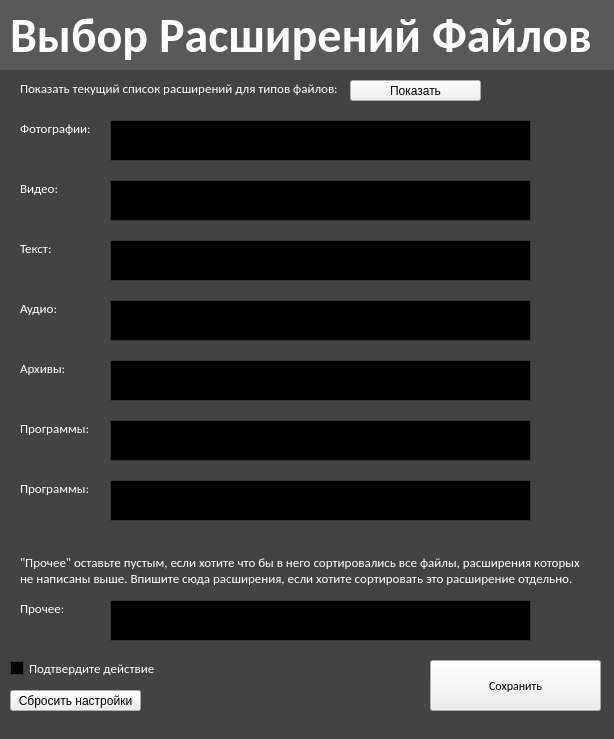
Before: the Qt Designer form FileType.ui in FLAMERKAx/dcRepo, drawn with Qt 5.
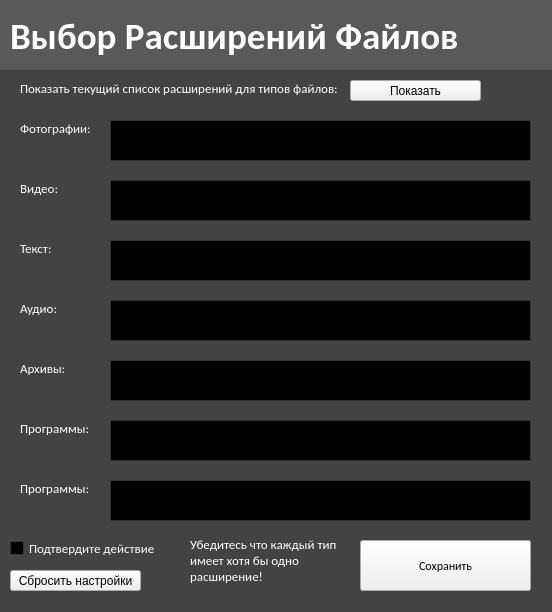
After: the same form once the commit is applied.

Diff of the .ui file:
```diff
--- a/FileType.ui
+++ b/FileType.ui
@@ -6,8 +6,8 @@
    <rect>
     <x>0</x>
     <y>0</y>
-    <width>614</width>
-    <height>739</height>
+    <width>552</width>
+    <height>612</height>
    </rect>
   </property>
   <property name="palette">
@@ -441,7 +441,7 @@
     <property name="font">
      <font>
       <family>Calibri</family>
-      <pointsize>36</pointsize>
+      <pointsize>28</pointsize>
       <weight>75</weight>
       <bold>true</bold>
      </font>
@@ -678,40 +678,11 @@
      </rect>
     </property>
    </widget>
-   <widget class="QLabel" name="label_19">
-    <property name="geometry">
-     <rect>
-      <x>20</x>
-      <y>600</y>
-      <width>81</width>
-      <height>16</height>
-     </rect>
-    </property>
-    <property name="font">
-     <font>
-      <family>Calibri</family>
-      <pointsize>10</pointsize>
-     </font>
-    </property>
-    <property name="text">
-     <string>Прочее:</string>
-    </property>
-   </widget>
-   <widget class="QPlainTextEdit" name="else_text">
-    <property name="geometry">
-     <rect>
-      <x>110</x>
-      <y>600</y>
-      <width>421</width>
-      <height>41</height>
-     </rect>
-    </property>
-   </widget>
-   <widget class="QPushButton" name="pushButton_10">
+   <widget class="QPushButton" name="reset_button">
     <property name="geometry">
      <rect>
       <x>10</x>
-      <y>690</y>
+      <y>570</y>
       <width>131</width>
       <height>21</height>
      </rect>
@@ -727,7 +698,7 @@
     <property name="geometry">
      <rect>
       <x>10</x>
-      <y>660</y>
+      <y>540</y>
       <width>151</width>
       <height>17</height>
      </rect>
@@ -748,8 +719,8 @@
    <widget class="QPushButton" name="pushButton_3">
     <property name="geometry">
      <rect>
-      <x>430</x>
-      <y>660</y>
+      <x>360</x>
+      <y>540</y>
       <width>171</width>
       <height>51</height>
      </rect>
@@ -782,27 +753,7 @@
      <string>Показать</string>
     </property>
    </widget>
-   <widget class="QLabel" name="label_20">
-    <property name="geometry">
-     <rect>
-      <x>20</x>
-      <y>550</y>
-      <width>631</width>
-      <height>41</height>
-     </rect>
-    </property>
-    <property name="font">
-     <font>
-      <family>Calibri</family>
-      <pointsize>10</pointsize>
-     </font>
-    </property>
-    <property name="text">
-     <string>&quot;Прочее&quot; оставьте пустым, если хотите что бы в него сортировались все файлы, расширения которых 
-не написаны выше. Впишите сюда расширения, если хотите сортировать это расширение отдельно.</string>
-    </property>
-   </widget>
-   <widget class="QPlainTextEdit" name="executable_text_2">
+   <widget class="QPlainTextEdit" name="code_text">
     <property name="geometry">
      <rect>
       <x>110</x>
@@ -831,6 +782,27 @@
      <string>Программы:</string>
     </property>
    </widget>
+   <widget class="QLabel" name="label_19">
+    <property name="geometry">
+     <rect>
+      <x>190</x>
+      <y>530</y>
+      <width>171</width>
+      <height>61</height>
+     </rect>
+    </property>
+    <property name="font">
+     <font>
+      <family>Calibri</family>
+      <pointsize>10</pointsize>
+     </font>
+    </property>
+    <property name="text">
+     <string>Убедитесь что каждый тип
+имеет хотя бы одно
+расширение!</string>
+    </property>
+   </widget>
    <zorder>line_2</zorder>
    <zorder>line_4</zorder>
    <zorder>label</zorder>
```
Left out of the diff: 16 changed lines with no effect on the pictures.
